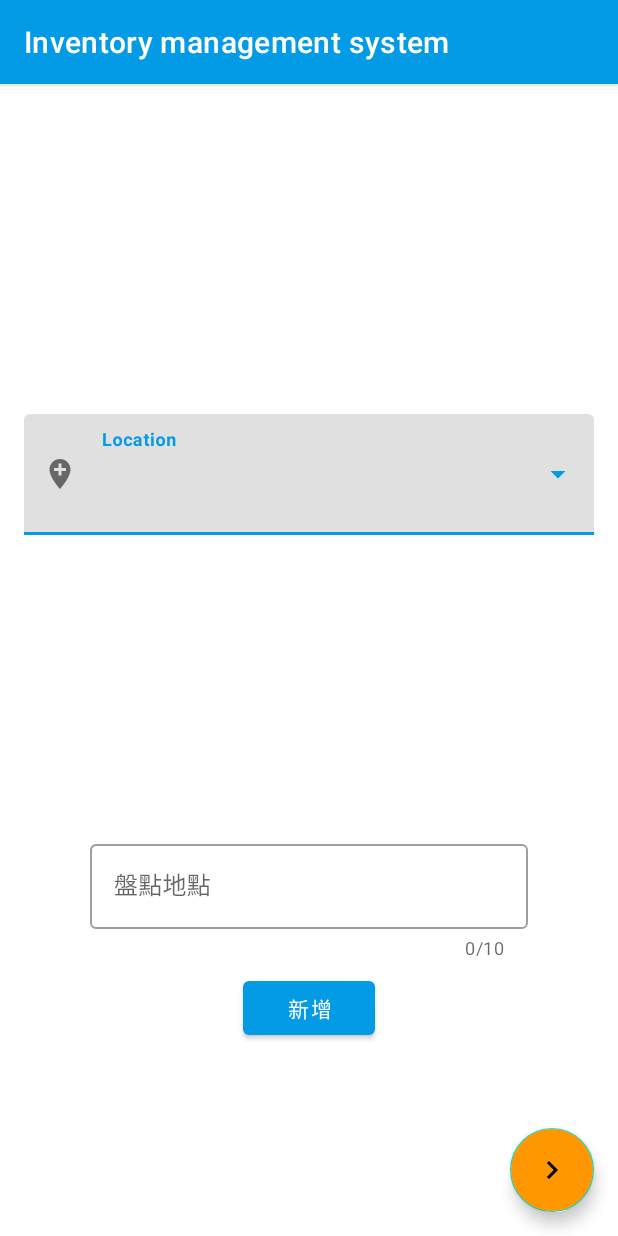
After one commit to chhsiao121/APP-Warehouse-management-system, an Android app: the LocationFragment screen opened directly, with no data from a screen before it, on a phone screen of 412 x 824 dp. The commit adds this screen. Run offline under Robolectric (Android 15) with nearby library versions, the phone set to English and light mode, and no system bars; our stand-ins replace Firebase (no records; nobody signed in at launch, a user with empty details on screens opened directly).

Commit message:
Add location project manage

```diff
--- /dev/null
+++ b/database/app/src/main/java/com/chhsiao/firebase/quickstart/database/java/LocationFragment.java
@@ -0,0 +1,92 @@
+package com.chhsiao.firebase.quickstart.database.java;
+
+import android.content.Context;
+import android.os.Bundle;
+
+import androidx.annotation.NonNull;
+import androidx.annotation.Nullable;
+import androidx.fragment.app.Fragment;
+import androidx.navigation.NavController;
+import androidx.navigation.Navigation;
+import androidx.navigation.fragment.NavHostFragment;
+
+import android.text.TextUtils;
+import android.view.LayoutInflater;
+import android.view.View;
+import android.view.ViewGroup;
+import android.widget.ArrayAdapter;
+import android.widget.Toast;
+
+import com.google.firebase.quickstart.database.R;
+import com.google.firebase.quickstart.database.databinding.FragmentLocationBinding;
+
+import java.util.ArrayList;
+
+
+public class LocationFragment extends BaseFragment {
+    private FragmentLocationBinding binding;
+    private ArrayList<String> arrayList_localtion;
+    private ArrayAdapter<String> arrayAdapter_localtion;
+    private static final String REQUIRED = "Required";
+    Context context;
+    String location;
+    @Override
+    public void onCreate(Bundle savedInstanceState) {
+        super.onCreate(savedInstanceState);
+
+    }
+
+    @Override
+    public View onCreateView(LayoutInflater inflater, ViewGroup container,
+                             Bundle savedInstanceState) {
+        // Inflate the layout for this fragment
+        binding = FragmentLocationBinding.inflate(inflater, container, false);
+        context = getContext();
+        return binding.getRoot();
+    }
+
+    @Override
+    public void onViewCreated(@NonNull View view, @Nullable Bundle savedInstanceState) {
+        super.onViewCreated(view, savedInstanceState);
+        arrayList_localtion = new ArrayList<>();
+
+        binding.btnNewlocation.setOnClickListener(new View.OnClickListener() {
+            @Override
+            public void onClick(View v) {
+                location = binding.textInputLayoutLocation.getEditText().getText().toString();
+                if (TextUtils.isEmpty(location)) {
+                    binding.textInputLayoutLocation.setError(REQUIRED);
+                    return;
+                }
+                for(String i : arrayList_localtion){
+                    if(i.equals(location)){
+                        Toast.makeText(context,"請勿輸入已存在地點",Toast.LENGTH_SHORT).show();
+                    }
+                }
+                arrayList_localtion.add(location);
+                arrayAdapter_localtion = new ArrayAdapter<>(context,
+                        R.layout.support_simple_spinner_dropdown_item,arrayList_localtion);
+                binding.actLocations.setAdapter(arrayAdapter_localtion);
+                binding.actLocations.setThreshold(1);
+
+            }
+        });
+
+        binding.fabgo.setOnClickListener(new View.OnClickListener() {
+            @Override
+            public void onClick(View v) {
+                String go_location = binding.actLocations.getText().toString();
+                if(go_location.equals("")){
+                    Toast.makeText(context,"請選擇盤點地點!!",Toast.LENGTH_SHORT).show();
+                }
+                else{
+                    Bundle args = new Bundle();
+                    args.putString("location", go_location);
+                    NavHostFragment.findNavController(LocationFragment.this)
+                            .navigate(R.id.action_LocationFragment_to_MainFragment,args);
+                }
+
+            }
+        });
+    }
+}
--- a/database/app/src/main/java/com/chhsiao/firebase/quickstart/database/java/MainActivity.java
+++ b/database/app/src/main/java/com/chhsiao/firebase/quickstart/database/java/MainActivity.java
@@ -60,6 +60,7 @@ public class  MainActivity extends AppCompatActivity {
                 } else {
                     fab.setVisibility(View.GONE);
                 }
+
             }
         });
     }
--- a/database/app/src/main/java/com/chhsiao/firebase/quickstart/database/java/MainFragment.java
+++ b/database/app/src/main/java/com/chhsiao/firebase/quickstart/database/java/MainFragment.java
@@ -24,6 +24,7 @@ import com.chhsiao.firebase.quickstart.database.java.listfragments.RecentPostsFr
 
 public class MainFragment extends Fragment {
 
+    public static String proLocation;
     private FragmentMainBinding binding;
 
     @Nullable
@@ -37,6 +38,7 @@ public class MainFragment extends Fragment {
     public void onViewCreated(@NonNull View view, @Nullable Bundle savedInstanceState) {
         super.onViewCreated(view, savedInstanceState);
         setHasOptionsMenu(true);
+        proLocation = requireArguments().getString("location");
 
         // Create the adapter that will return a fragment for each section
         FragmentStateAdapter mPagerAdapter = new FragmentStateAdapter (getParentFragmentManager(),
--- a/database/app/src/main/java/com/chhsiao/firebase/quickstart/database/java/SignInFragment.java
+++ b/database/app/src/main/java/com/chhsiao/firebase/quickstart/database/java/SignInFragment.java
@@ -124,7 +124,7 @@ public class SignInFragment extends BaseFragment implements View.OnClickListener
         writeNewUser(user.getUid(), username, user.getEmail());
 
         // Go to MainFragment
-        NavHostFragment.findNavController(this).navigate(R.id.action_SignInFragment_to_MainFragment);
+        NavHostFragment.findNavController(this).navigate(R.id.action_SignInFragment_to_LocationFragment);
     }
 
     private String usernameFromEmail(String email) {
--- a/database/app/src/main/java/com/chhsiao/firebase/quickstart/database/java/listfragments/PostListFragment.java
+++ b/database/app/src/main/java/com/chhsiao/firebase/quickstart/database/java/listfragments/PostListFragment.java
@@ -12,6 +12,7 @@ import androidx.navigation.Navigation;
 import androidx.recyclerview.widget.LinearLayoutManager;
 import androidx.recyclerview.widget.RecyclerView;
 
+import com.chhsiao.firebase.quickstart.database.java.MainFragment;
 import com.firebase.ui.database.FirebaseRecyclerAdapter;
 import com.firebase.ui.database.FirebaseRecyclerOptions;
 import com.google.firebase.auth.FirebaseAuth;
@@ -46,9 +47,10 @@ public abstract class PostListFragment extends Fragment {
                               Bundle savedInstanceState) {
         super.onCreateView(inflater, container, savedInstanceState);
         View rootView = inflater.inflate(R.layout.fragment_all_posts, container, false);
-
+        String proLocation = MainFragment.proLocation;
         // [START create_database_reference]
-        mDatabase = FirebaseDatabase.getInstance().getReference();
+        mDatabase = FirebaseDatabase.getInstance().getReference().child(proLocation);
+//        mDatabase = FirebaseDatabase.getInstance().getReference();
         // [END create_database_reference]
 
         mRecycler = rootView.findViewById(R.id.messagesList);
--- /dev/null
+++ b/database/app/src/main/res/drawable/ic_baseline_navigate_next_24.xml
@@ -0,0 +1,11 @@
+<vector xmlns:android="http://schemas.android.com/apk/res/android"
+    android:width="24dp"
+    android:height="24dp"
+    android:viewportWidth="24"
+    android:viewportHeight="24"
+    android:tint="?attr/colorControlNormal"
+    android:autoMirrored="true">
+  <path
+      android:fillColor="@android:color/white"
+      android:pathData="M10,6L8.59,7.41 13.17,12l-4.58,4.59L10,18l6,-6z"/>
+</vector>
--- a/database/app/src/main/res/layout/activity_main.xml
+++ b/database/app/src/main/res/layout/activity_main.xml
@@ -27,6 +27,8 @@
         android:layout_margin="@dimen/fab_margin"
         app:srcCompat="@drawable/ic_image_edit" />
 
+
+
     <FrameLayout
         android:layout_width="match_parent"
         android:layout_height="match_parent"
@@ -41,7 +43,7 @@
             app:layout_constraintBottom_toBottomOf="parent"
             app:layout_constraintLeft_toLeftOf="parent"
             app:layout_constraintRight_toRightOf="parent"
-            app:layout_constraintTop_toTopOf="parent"/>
+            app:layout_constraintTop_toTopOf="parent" />
     </FrameLayout>
 
 </androidx.coordinatorlayout.widget.CoordinatorLayout>
--- /dev/null
+++ b/database/app/src/main/res/layout/fragment_location.xml
@@ -0,0 +1,81 @@
+<androidx.constraintlayout.widget.ConstraintLayout xmlns:android="http://schemas.android.com/apk/res/android"
+    xmlns:tools="http://schemas.android.com/tools"
+    android:layout_width="match_parent"
+    android:layout_height="match_parent"
+    xmlns:app="http://schemas.android.com/apk/res-auto"
+    tools:context="com.chhsiao.firebase.quickstart.database.java.LocationFragment">
+
+    <com.google.android.material.textfield.TextInputLayout
+        style="@style/Widget.MaterialComponents.TextInputLayout.FilledBox.Dense.ExposedDropdownMenu"
+        android:id="@+id/tilLocation"
+        android:layout_width="match_parent"
+        android:layout_height="wrap_content"
+        app:layout_constraintBottom_toBottomOf="parent"
+        app:layout_constraintEnd_toEndOf="parent"
+        app:layout_constraintStart_toStartOf="parent"
+        app:layout_constraintTop_toTopOf="parent"
+        android:layout_marginStart= "16dp"
+        android:layout_marginEnd= "16dp"
+        app:layout_constraintVertical_bias="0.3"
+        app:startIconDrawable="@drawable/ic_baseline_add_location_24">
+
+        <AutoCompleteTextView
+            android:id="@+id/actLocations"
+            android:layout_width="match_parent"
+            android:layout_height="wrap_content"
+            android:layout_marginTop="20dp"
+            android:inputType="none"
+            android:hint="Location"
+            android:padding="20dp"
+            android:textSize="30sp"
+            android:textStyle="bold" />
+    </com.google.android.material.textfield.TextInputLayout>
+
+    <com.google.android.material.textfield.TextInputLayout
+        android:id="@+id/textInputLayoutLocation"
+        style="@style/Widget.MaterialComponents.TextInputLayout.OutlinedBox"
+        android:layout_width="match_parent"
+        android:layout_height="wrap_content"
+        android:layout_marginStart="60dp"
+        android:layout_marginTop="16dp"
+        android:layout_marginEnd="60dp"
+        android:hint="盤點地點"
+        android:maxLines="1"
+        app:counterEnabled="true"
+        app:counterMaxLength="10"
+        app:endIconMode="clear_text"
+        app:layout_constraintVertical_bias="0.5"
+        app:layout_constraintBottom_toBottomOf="parent"
+        app:layout_constraintEnd_toEndOf="parent"
+        app:layout_constraintStart_toStartOf="parent"
+        app:layout_constraintTop_toBottomOf="@+id/tilLocation">
+
+        <com.google.android.material.textfield.TextInputEditText
+            android:layout_width="match_parent"
+            android:layout_height="wrap_content"
+            android:maxLength="10" />
+    </com.google.android.material.textfield.TextInputLayout>
+
+    <Button
+        android:id="@+id/btnNewlocation"
+        android:layout_width="wrap_content"
+        android:layout_height="wrap_content"
+        android:layout_marginTop="8dp"
+        android:text="新增"
+        app:layout_constraintEnd_toEndOf="parent"
+        app:layout_constraintStart_toStartOf="parent"
+        app:layout_constraintTop_toBottomOf="@+id/textInputLayoutLocation" />
+
+    <com.google.android.material.floatingactionbutton.FloatingActionButton
+        android:id="@+id/fabgo"
+        android:backgroundTint="@color/material_orange_500"
+        app:srcCompat="@drawable/ic_baseline_navigate_next_24"
+        android:layout_width="wrap_content"
+        android:layout_height="wrap_content"
+        android:layout_marginEnd="16dp"
+        android:layout_marginBottom="16dp"
+        app:layout_constraintBottom_toBottomOf="parent"
+        app:layout_constraintEnd_toEndOf="parent" />
+
+
+</androidx.constraintlayout.widget.ConstraintLayout>
--- a/database/app/src/main/res/navigation/nav_graph_java.xml
+++ b/database/app/src/main/res/navigation/nav_graph_java.xml
@@ -11,19 +11,28 @@
         android:label="@string/title_sign_in"
         tools:layout="@layout/fragment_sign_in">
 
+<!--        <action-->
+<!--            android:id="@+id/action_SignInFragment_to_MainFragment"-->
+<!--            app:popUpTo="@id/MainFragment"-->
+<!--            app:destination="@id/MainFragment" />-->
         <action
-            android:id="@+id/action_SignInFragment_to_MainFragment"
-            app:popUpTo="@id/MainFragment"
-            app:destination="@id/MainFragment" />
+            android:id="@+id/action_SignInFragment_to_LocationFragment"
+            app:popUpTo="@id/LocationFragment"
+            app:destination="@id/LocationFragment" />
     </fragment>
     <fragment
         android:id="@+id/MainFragment"
         android:name="com.chhsiao.firebase.quickstart.database.java.MainFragment"
         android:label="@string/app_name"
         tools:layout="@layout/fragment_main">
+
         <action
             android:id="@+id/action_MainFragment_to_NewPostFragment"
             app:destination="@id/NewPostFragment" />
+        <action
+            android:id="@+id/action_MainFragment_to_LocationFragment"
+            app:popUpTo="@id/LocationFragment"
+            app:destination="@id/LocationFragment" />
         <action
             android:id="@+id/action_MainFragment_to_SignInFragment"
             app:popUpTo="@id/SignInFragment"
@@ -44,6 +53,7 @@
             android:id="@+id/action_PostDetailFragment_to_MainFragment"
             app:destination="@id/MainFragment"
             app:popUpTo="@id/MainFragment">
+            <argument android:name="location" app:nullable="false" app:argType="string" android:defaultValue=""/>
         </action>
         <action
             android:id="@+id/action_PostDetailFragment_to_UpdatePostFragment"
@@ -61,6 +71,7 @@
             android:id="@+id/action_NewPostFragment_to_MainFragment"
             app:destination="@id/MainFragment"
             app:popUpTo="@id/MainFragment">
+            <argument android:name="location" app:nullable="false" app:argType="string" android:defaultValue=""/>
         </action>
     </fragment>
     <fragment
@@ -72,6 +83,21 @@
             android:id="@+id/action_UpdatePostFragment_to_MainFragment"
             app:destination="@id/MainFragment"
             app:popUpTo="@id/MainFragment">
+            <argument android:name="location" app:nullable="false" app:argType="string" android:defaultValue=""/>
+        </action>
+    </fragment>
+
+
+    <fragment
+        android:id="@+id/LocationFragment"
+        android:name="com.chhsiao.firebase.quickstart.database.java.LocationFragment"
+        android:label="@string/app_name"
+        tools:layout="@layout/fragment_location">
+        <action
+            android:id="@+id/action_LocationFragment_to_MainFragment"
+            app:destination="@id/MainFragment"
+            app:popUpTo="@id/MainFragment">
+            <argument android:name="location" app:nullable="false" app:argType="string" android:defaultValue=""/>
         </action>
     </fragment>
 </navigation>
```
Also changed, not shown: database/app/src/main/java/com/chhsiao/firebase/quickstart/database/java/NewPostFragment.java (+14 -7 lines), database/app/src/main/java/com/chhsiao/firebase/quickstart/database/java/PostDetailFragment.java (+14 -9 lines), database/app/src/main/java/com/chhsiao/firebase/quickstart/database/java/UpdatePostFragment.java (+13 -5 lines).
